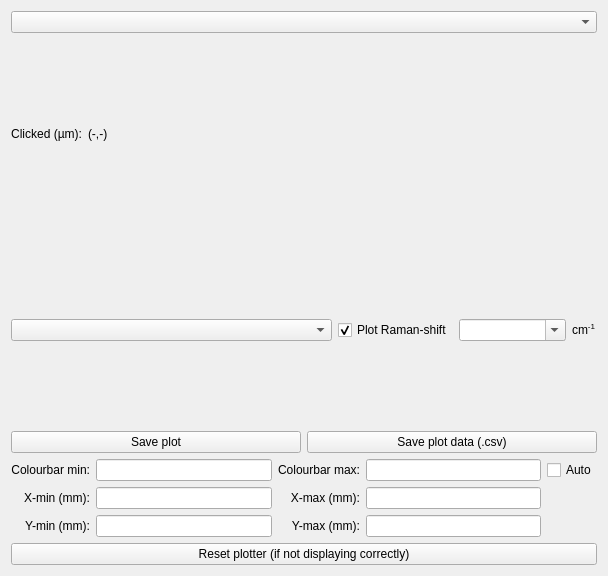
The-Thomas-Lab-UCL/orm-iris, file iris/resources/heatmap_plotter.ui: the form before one commit.
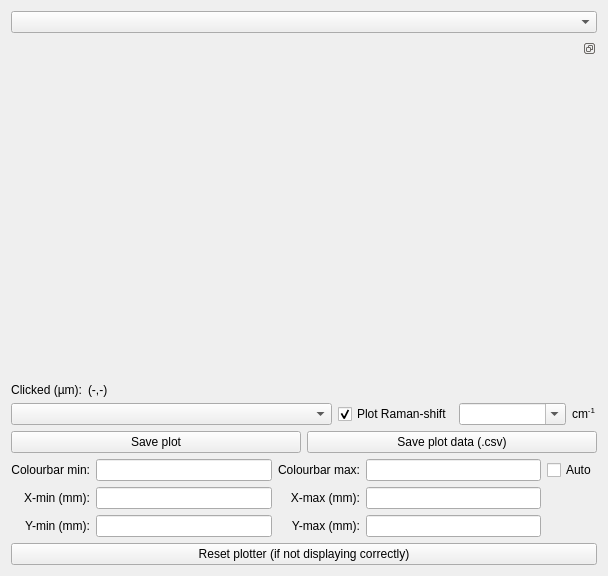
The form after the commit.

Commit message: Update: undockable heatmap plotter

Patch:
```diff
--- a/iris/resources/heatmap_plotter.ui
+++ b/iris/resources/heatmap_plotter.ui
@@ -23,7 +23,24 @@
       <layout class="QFormLayout" name="lyt_plot_params"/>
      </item>
      <item>
-      <layout class="QVBoxLayout" name="lyt_heatmap_holder"/>
+      <widget class="QDockWidget" name="dock_plot">
+       <property name="sizePolicy">
+        <sizepolicy hsizetype="Expanding" vsizetype="Expanding">
+         <horstretch>0</horstretch>
+         <verstretch>0</verstretch>
+        </sizepolicy>
+       </property>
+       <property name="features">
+        <set>QDockWidget::DockWidgetFeature::DockWidgetFloatable|QDockWidget::DockWidgetFeature::DockWidgetMovable</set>
+       </property>
+       <widget class="QWidget" name="dockWidgetContents">
+        <layout class="QVBoxLayout" name="verticalLayout">
+         <item>
+          <layout class="QVBoxLayout" name="lyt_heatmap_holder"/>
+         </item>
+        </layout>
+       </widget>
+      </widget>
      </item>
      <item>
       <layout class="QHBoxLayout" name="horizontalLayout_3">
```
The commit also changes 2 other files.
